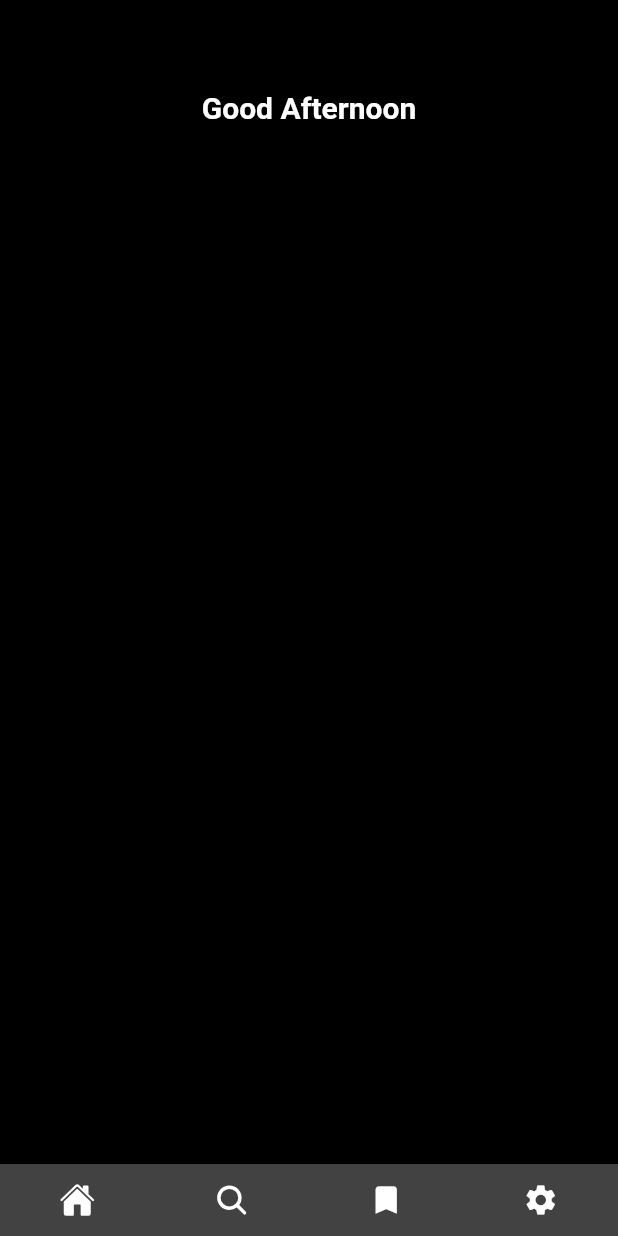
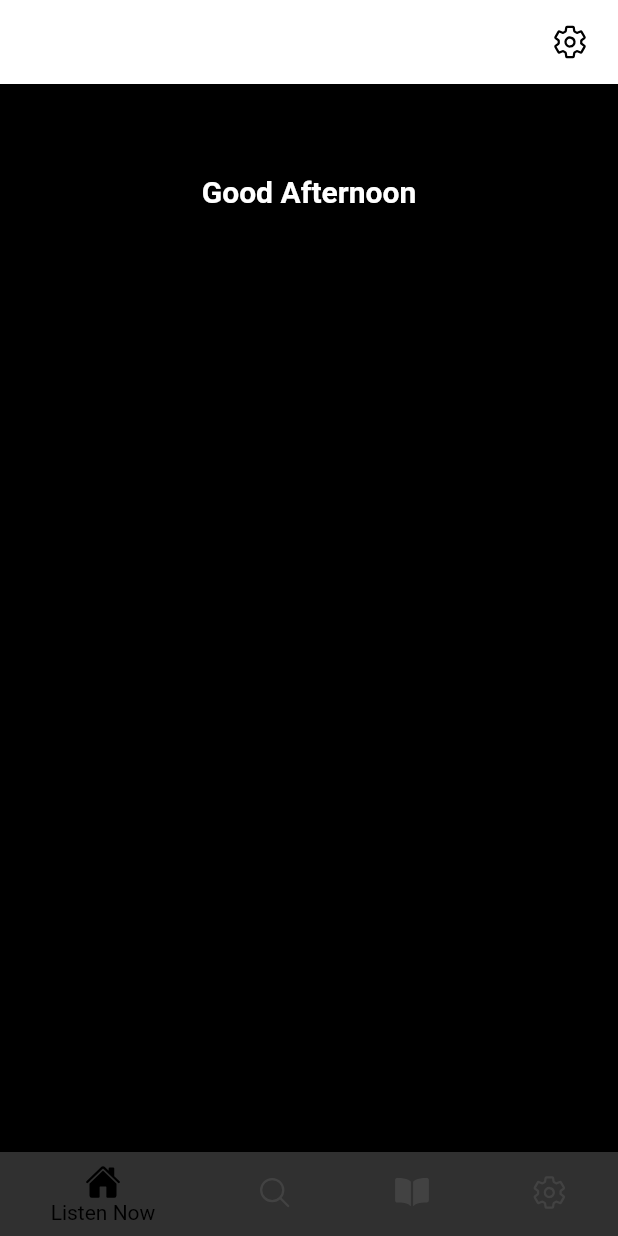
Before and after one commit to MobProg-Sopotifi/Sopotifi, a Flutter app: the Phone screen opened directly, after a tap on "Login", on a phone screen of 412 x 824 dp. Run offline on Flutter 3.47's test engine with Material 2 defaults, Android fonts, the light colour scheme and no system bars; our stand-ins replace ionicons.

Commit message:
update navbar

```diff
--- a/flutter_app/lib/HomePage.dart
+++ b/flutter_app/lib/HomePage.dart
@@ -40,37 +40,7 @@ class _HomePageState extends State<HomePage> {
           ],
         ),
       ),
-      bottomNavigationBar: BottomAppBar(
-        shape: CircularNotchedRectangle(),
-        child: Row(
-          mainAxisAlignment: MainAxisAlignment.spaceAround,
-          children: <Widget>[
-            IconButton(
-              onPressed: () {
-                HomePage();
-              },
-              icon: Icon(Ionicons.home),
-            ),
-            IconButton(
-              onPressed: () {
-                Search();
-              },
-              icon: Icon(Ionicons.search),
-            ),
-            IconButton(
-                onPressed: () {
-                  Library();
-                },
-                icon: Icon(Icons.bookmark)),
-            IconButton(
-              onPressed: () {
-                Settings();
-              },
-              icon: Icon(Icons.settings),
-            ),
-          ],
-        ),
-      ),
+
     );
   }
 }
--- /dev/null
+++ b/flutter_app/lib/MenuNavigation.dart
@@ -0,0 +1,67 @@
+import 'package:flutter/material.dart';
+import 'package:ionicons/ionicons.dart';
+import 'HomePage.dart';
+import 'Library.dart';
+import 'Search.dart';
+import 'Settings.dart';
+
+class MenuScreen extends StatefulWidget {
+  @override
+  _MenuScreenState createState() => _MenuScreenState();
+}
+
+class _MenuScreenState extends State<MenuScreen> {
+  int selectedIndex = 0;
+  final screen = [HomePage(), Search(), Library(),Settings()];
+
+  @override
+  Widget build(BuildContext context) {
+    return Scaffold(
+      appBar: AppBar(
+          backgroundColor: Colors.white,
+          automaticallyImplyLeading: false,
+          elevation: 0,
+          actions: [
+            TextButton(
+                onPressed: () {
+                  Navigator.push(context,
+                      MaterialPageRoute(builder: (context) => Settings()));
+                },
+                child: Icon(
+                  Ionicons.settings_outline,
+                  color: Colors.black,
+                )),
+          ],
+        ),
+      bottomNavigationBar: BottomNavigationBar(
+        selectedItemColor: Colors.black,
+        backgroundColor: Colors.white,
+        currentIndex: selectedIndex,
+        items: [
+          BottomNavigationBarItem(
+            icon: Icon(Ionicons.home),
+            label: 'Listen Now',
+          ),
+          BottomNavigationBarItem(
+            icon: Icon(Ionicons.search_outline),
+            label: 'Search',
+          ),
+          BottomNavigationBarItem(
+            icon: Icon(Ionicons.book),
+            label: 'Library',
+          ),
+           BottomNavigationBarItem(
+            icon: Icon(Ionicons.settings_outline),
+            label: 'Settings',
+          ),
+        ],
+        onTap: (index) {
+          setState(() {
+            selectedIndex = index;
+          });
+        },
+      ),
+      body: screen[selectedIndex],
+    );
+  }
+}
--- a/flutter_app/lib/Navigator/Login.dart
+++ b/flutter_app/lib/Navigator/Login.dart
@@ -1,5 +1,6 @@
 import 'package:flutter/material.dart';
 import 'package:flutter_app/HomePage.dart';
+import 'package:flutter_app/MenuNavigation.dart';
 import 'package:flutter_app/Navigator/Forget.dart';
 
 class Login extends StatefulWidget {
@@ -83,7 +84,7 @@ class _LoginState extends State<Login> {
                     Navigator.push(
                         context,
                         MaterialPageRoute(
-                          builder: (context) => HomePage(),
+                          builder: (context) => MenuScreen(),
                         ));
                   },
                   child: Text(
--- a/flutter_app/lib/Navigator/Phone.dart
+++ b/flutter_app/lib/Navigator/Phone.dart
@@ -1,5 +1,6 @@
 import 'package:flutter/material.dart';
 import 'package:flutter_app/HomePage.dart';
+import 'package:flutter_app/MenuNavigation.dart';
 import 'package:flutter_app/Navigator/Forget.dart';
 
 class Phone extends StatefulWidget {
@@ -83,7 +84,7 @@ class _PhoneState extends State<Phone> {
                     Navigator.push(
                         context,
                         MaterialPageRoute(
-                          builder: (context) => HomePage(),
+                          builder: (context) => MenuScreen(),
                         ));
                   },
                   child: Text(
--- a/flutter_app/lib/Navigator/SignUp.dart
+++ b/flutter_app/lib/Navigator/SignUp.dart
@@ -1,5 +1,6 @@
 import 'package:flutter/material.dart';
 import 'package:flutter_app/HomePage.dart';
+import 'package:flutter_app/MenuNavigation.dart';
 import 'package:flutter_app/Navigator/Forget.dart';
 
 class SignUp extends StatefulWidget {
@@ -140,7 +141,7 @@ class _SignUpState extends State<SignUp> {
                     Navigator.push(
                         context,
                         MaterialPageRoute(
-                          builder: (context) => HomePage(),
+                          builder: (context) => MenuScreen(),
                         ));
                   },
                   child: Text(
```
